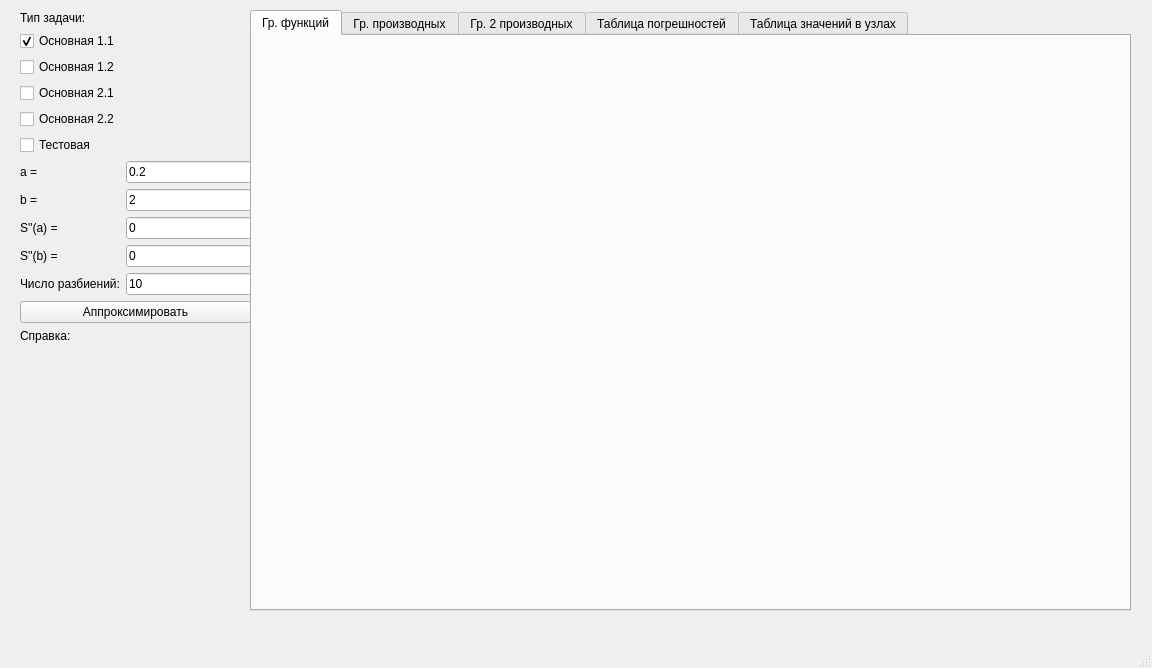
Before: the Qt Designer form ui/design.ui in lesnikowka/LabSpline, drawn with Qt 5.
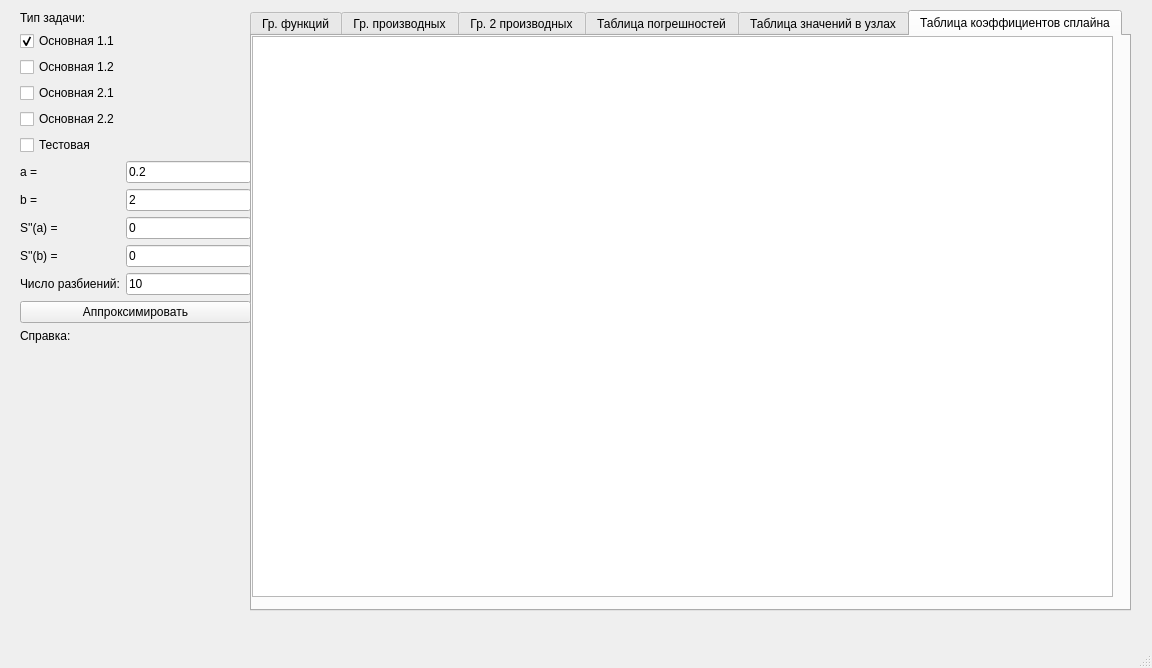
After: the same form once the commit is applied.

Commit message: spline coef table

Patch:
```diff
--- a/ui/design.ui
+++ b/ui/design.ui
@@ -24,7 +24,7 @@
      </rect>
     </property>
     <property name="currentIndex">
-     <number>0</number>
+     <number>5</number>
     </property>
     <widget class="QWidget" name="FuncPlaneTab">
      <attribute name="title">
@@ -116,6 +116,21 @@
       </property>
      </widget>
     </widget>
+    <widget class="QWidget" name="tab">
+     <attribute name="title">
+      <string>Таблица коэффициентов сплайна</string>
+     </attribute>
+     <widget class="QTableWidget" name="splineCoefTable">
+      <property name="geometry">
+       <rect>
+        <x>0</x>
+        <y>0</y>
+        <width>861</width>
+        <height>561</height>
+       </rect>
+      </property>
+     </widget>
+    </widget>
    </widget>
    <widget class="QWidget" name="verticalLayoutWidget">
     <property name="geometry">
```
Left out of the diff: 2 changed lines with no effect on the pictures. The commit also changes 4 other files.
